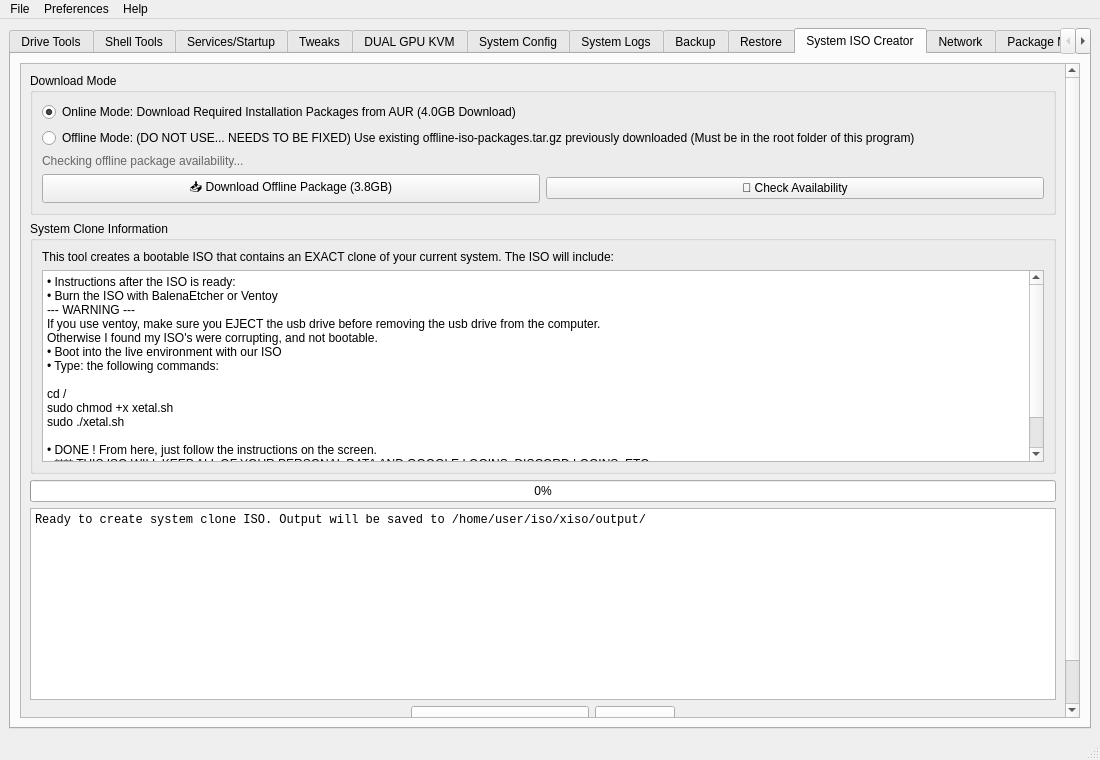
XetalEngine/CachyOsTools, file mainwindow.ui: the form before one commit.
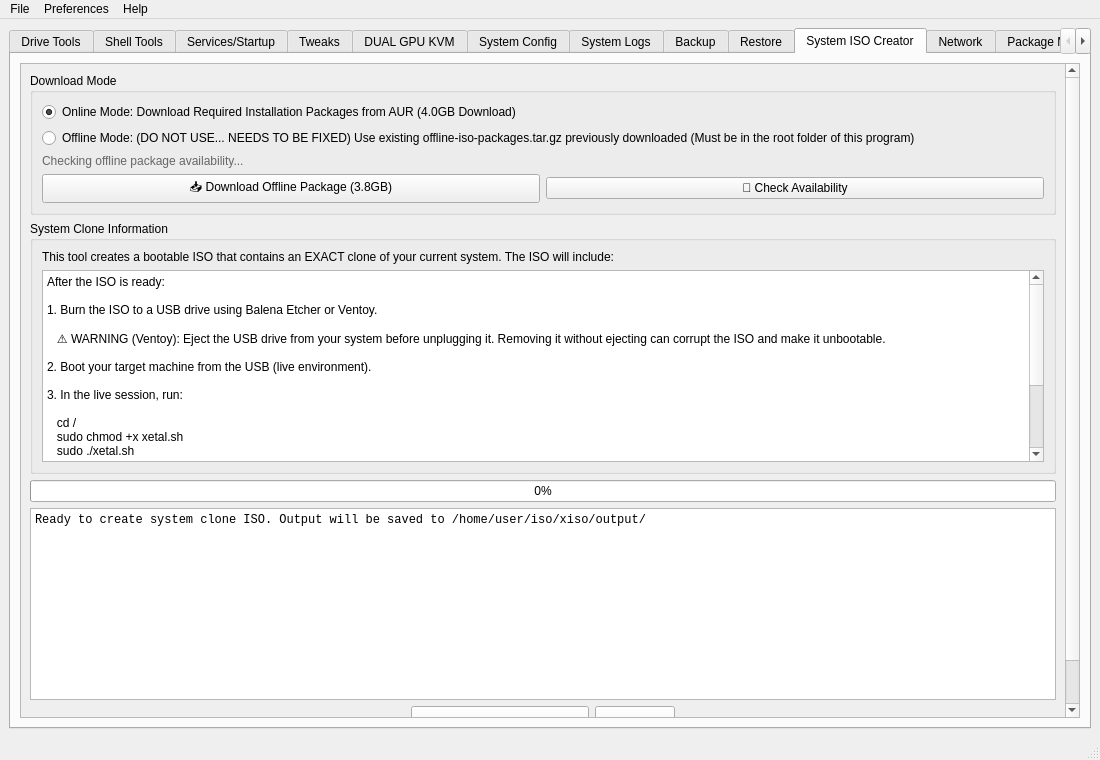
The form after the commit. The open tabs and pages were chosen to show the change.

Commit message: Little text polish to Iso Creation Tab

What changed in the file:
```diff
--- a/mainwindow.ui
+++ b/mainwindow.ui
@@ -2544,22 +2544,27 @@
                <item>
                 <widget class="QTextEdit" name="isoInfoText">
                  <property name="plainText">
-                  <string>• Instructions after the ISO is ready:
-• Burn the ISO with BalenaEtcher or Ventoy
---- WARNING ---
-If you use ventoy, make sure you EJECT the usb drive before removing the usb drive from the computer.
-Otherwise I found my ISO's were corrupting, and not bootable.
-• Boot into the live environment with our ISO
-• Type: the following commands:
+                  <string>After the ISO is ready:
 
-cd /
-sudo chmod +x xetal.sh
-sudo ./xetal.sh
+1. Burn the ISO to a USB drive using Balena Etcher or Ventoy.
 
-• DONE ! From here, just follow the instructions on the screen.
-• **** THIS ISO WILL KEEP ALL OF YOUR PERSONAL DATA AND GOOGLE LOGINS, DISCORD LOGINS, ETC. 
-• **** IF YOU WANT TO MAKE A ISO FOR YOUR FRIENDS, MAKE SURE YOU REMOVE ALL OF YOUR PERSONAL DATA AND GOOGLE LOGINS, DISCORD LOGINS, ETC.
-</string>
+   ⚠ WARNING (Ventoy): Eject the USB drive from your system before unplugging it. Removing it without ejecting can corrupt the ISO and make it unbootable.
+
+2. Boot your target machine from the USB (live environment).
+
+3. In the live session, run:
+
+   cd /
+   sudo chmod +x xetal.sh
+   sudo ./xetal.sh
+
+4. Follow the on-screen instructions.
+
+━━━━━━━━━━━━━━━━━━━━━━━━━━━━━━━━━━━━━━━━━━
+PRIVACY
+━━━━━━━━━━━━━━━━━━━━━━━━━━━━━━━━━━━━━━━━━━
+• This ISO contains a full clone of your system, including personal data and saved logins (e.g. browser, Discord). Keep it private.
+• Before sharing an ISO with others, remove all personal data and sign out of all accounts (Google, Discord, etc.) from the system you cloned.</string>
                  </property>
                  <property name="readOnly">
                   <bool>true</bool>
```
